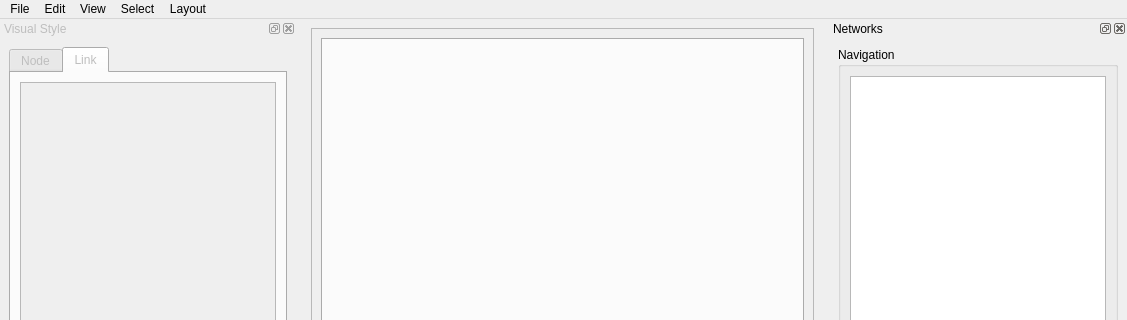
Above: nezzle/ui/ui_mainwindow.ui from dwgoon/nezzle before the change; both pictures show x 0 to 1127 and y 0 to 320 of the 1127 by 785 pixel window. Below: the same form after it.
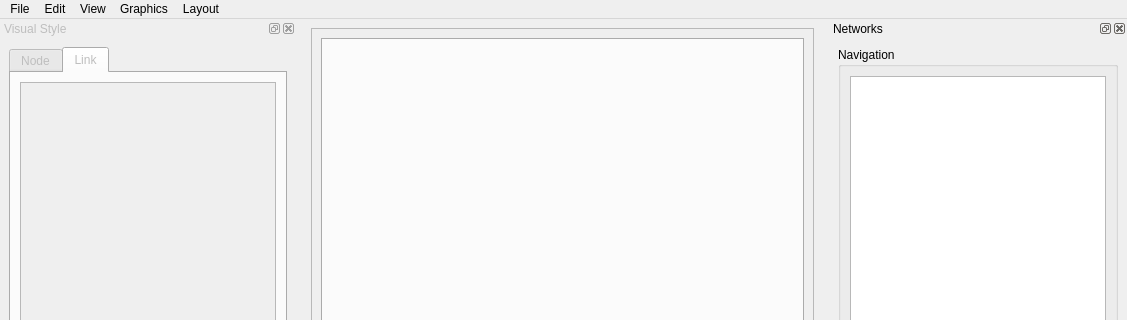
That is the form after the change. Custom widgets are drawn as their Qt base class.

Diff of the .ui file:
```diff
--- a/nezzle/ui/ui_mainwindow.ui
+++ b/nezzle/ui/ui_mainwindow.ui
@@ -63,7 +63,7 @@
      <x>0</x>
      <y>0</y>
      <width>1127</width>
-     <height>26</height>
+     <height>36</height>
     </rect>
    </property>
    <widget class="QMenu" name="ui_menuFile">
@@ -92,9 +92,9 @@
     <addaction name="ui_actionCopy"/>
     <addaction name="ui_actionPaste"/>
    </widget>
-   <widget class="QMenu" name="ui_menuSelect">
+   <widget class="QMenu" name="ui_menuGraphics">
     <property name="title">
-     <string>Select</string>
+     <string>Graphics</string>
     </property>
     <widget class="QMenu" name="ui_menuLock">
      <property name="title">
@@ -145,7 +145,7 @@
    <addaction name="ui_menuFile"/>
    <addaction name="ui_menuEdit"/>
    <addaction name="ui_menuView"/>
-   <addaction name="ui_menuSelect"/>
+   <addaction name="ui_menuGraphics"/>
    <addaction name="ui_menuLayout"/>
   </widget>
   <widget class="QStatusBar" name="ui_statusbar"/>
```
